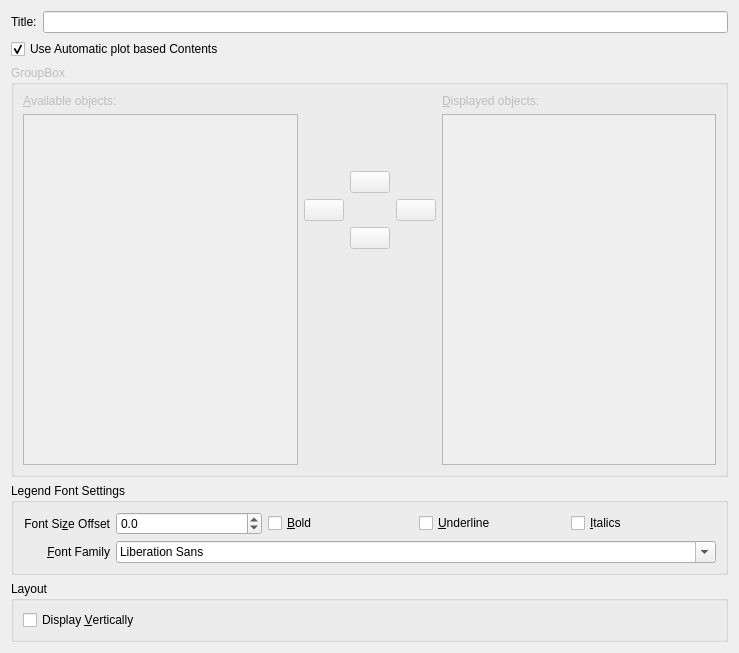
Above: src/libkstapp/legendtab.ui from Kst-plot/kst before the change. Below: the same form after it.
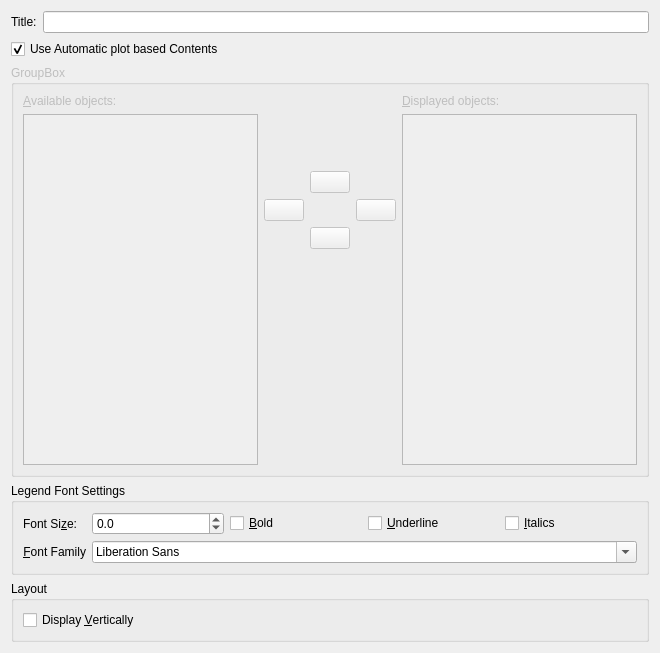
That is the form after the change.

Commit message:
CCBUG: 221749 Define reference page sizes in the settings dialog. Specify fonts in points everywhere.
Note: your dialog defaults for font sizes will now almost certainly be wrong,
because font sizes are absolute, rather than relative.  The first time you make
a plot, set them to something sensible, and select the 'save as default' check box
in the plot dialog.

Still need tooltips, and code to optionally rescale fonts when new plots are added
from curvedialog, etc.

```diff
--- a/src/libkstapp/legendtab.ui
+++ b/src/libkstapp/legendtab.ui
@@ -6,7 +6,7 @@
    <rect>
     <x>0</x>
     <y>0</y>
-    <width>739</width>
+    <width>660</width>
     <height>653</height>
    </rect>
   </property>
@@ -229,7 +229,7 @@
          </sizepolicy>
         </property>
         <property name="text">
-         <string>Font Si&amp;ze Offset</string>
+         <string>Font Si&amp;ze:</string>
         </property>
         <property name="alignment">
          <set>Qt::AlignRight|Qt::AlignTrailing|Qt::AlignVCenter</set>
```
The commit also changes 22 other files.
